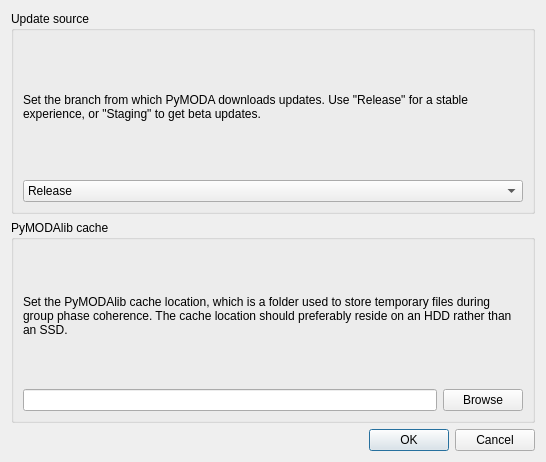
luphysics/PyMODA, file res/layout/dialog_settings.ui: the form before one commit.
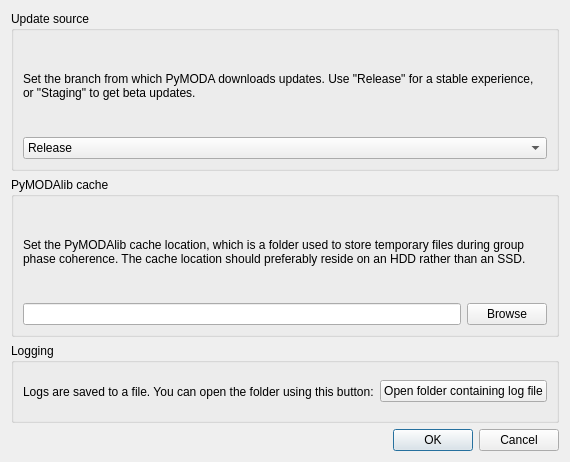
The form after the commit.

Commit message: Set up logging to file, save settings to file in home

The edit to the form file:
```diff
--- a/res/layout/dialog_settings.ui
+++ b/res/layout/dialog_settings.ui
@@ -15,7 +15,7 @@
   </property>
   <layout class="QVBoxLayout" name="verticalLayout">
    <item>
-    <layout class="QVBoxLayout" name="verticalLayout_2">
+    <layout class="QVBoxLayout" name="verticalLayout_2" stretch="2,2,1">
      <item>
       <widget class="QGroupBox" name="verticalGroupBox">
        <property name="maximumSize">
@@ -94,6 +94,29 @@
        </layout>
       </widget>
      </item>
+     <item>
+      <widget class="QGroupBox" name="verticalGroupBox">
+       <property name="title">
+        <string>Logging</string>
+       </property>
+       <layout class="QHBoxLayout" name="horizontalLayout">
+        <item>
+         <widget class="QLabel" name="label_3">
+          <property name="text">
+           <string>Logs are saved to a file. You can open the folder using this button:</string>
+          </property>
+         </widget>
+        </item>
+        <item>
+         <widget class="QPushButton" name="btn_open_logs">
+          <property name="text">
+           <string>Open folder containing log file</string>
+          </property>
+         </widget>
+        </item>
+       </layout>
+      </widget>
+     </item>
     </layout>
    </item>
    <item>
```
The commit also changes 6 other files.
